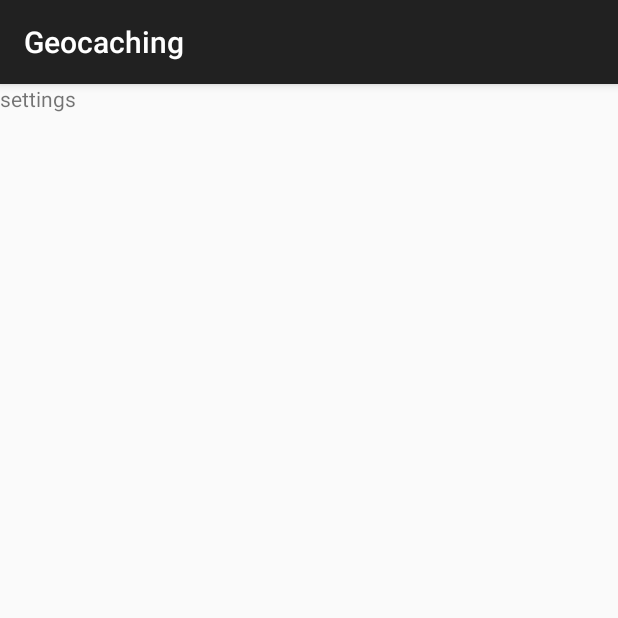
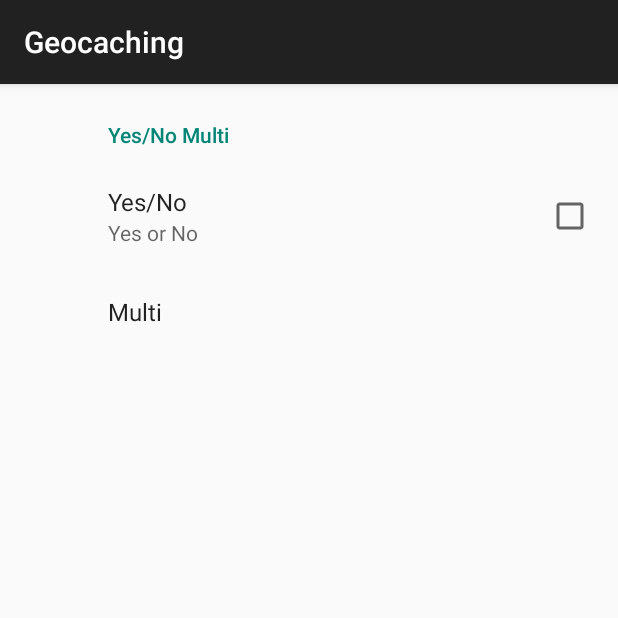
Before and after one commit to TechRetreat/learnathon, an Android app: the fragment SettingsFragment shown on its own in the app's theme, on a phone screen of 412 x 824 dp, the top half of it. Run offline under Robolectric (Android 15) with nearby library versions, the phone set to English and light mode, and no system bars; our stand-ins replace androidx.preference; 1 statement that could not run was skipped.

Commit message:
preferences

```diff
--- a/mobile/android/Geocaching/app/build.gradle
+++ b/mobile/android/Geocaching/app/build.gradle
@@ -22,6 +22,7 @@ android {
 dependencies {
     compile fileTree(dir: 'libs', include: ['*.jar'])
     compile 'com.android.support:appcompat-v7:23.1.1'
+    compile 'com.android.support:preference-v7:23.1.1'
     compile 'com.android.support:design:23.1.1'
-    compile 'com.google.code.gson:gson:2.2.+'
+    compile 'com.google.code.gson:gson:2.3'
 }
--- a/mobile/android/Geocaching/app/src/main/java/techretreat/jgzuke/geocaching/DataUtilities.java
+++ b/mobile/android/Geocaching/app/src/main/java/techretreat/jgzuke/geocaching/DataUtilities.java
@@ -10,6 +10,7 @@ import java.io.InputStream;
 public class DataUtilities <T> {
 
     public T getResponse(Context context, Class<T> type) {
+        //TODO: take in api call instead, run async
         try {
             InputStream is = context.getResources().openRawResource(R.raw.caches_found);
             int size = is.available();
--- a/mobile/android/Geocaching/app/src/main/java/techretreat/jgzuke/geocaching/SettingsPage/SettingsFragment.java
+++ b/mobile/android/Geocaching/app/src/main/java/techretreat/jgzuke/geocaching/SettingsPage/SettingsFragment.java
@@ -1,14 +1,11 @@
 package techretreat.jgzuke.geocaching.SettingsPage;
 
 import android.os.Bundle;
-import android.support.v4.app.Fragment;
-import android.view.LayoutInflater;
-import android.view.View;
-import android.view.ViewGroup;
+import android.support.v7.preference.PreferenceFragmentCompat;
 
 import techretreat.jgzuke.geocaching.R;
 
-public class SettingsFragment extends Fragment {
+public class SettingsFragment extends PreferenceFragmentCompat {
 
     private static final String KEY_USER_ID = "user_id";
 
@@ -26,11 +23,15 @@ public class SettingsFragment extends Fragment {
     }
 
     @Override
-    public View onCreateView(LayoutInflater inflater, ViewGroup container,
-                             Bundle savedInstanceState) {
+    public void onCreate(Bundle savedInstanceState) {
+        super.onCreate(savedInstanceState);
         userId = getArguments().getString(KEY_USER_ID);
-        View rootView = inflater.inflate(R.layout.fragment_settings, container, false);
 
-        return rootView;
+        addPreferencesFromResource(R.xml.preferences);
+    }
+
+    @Override
+    public void onCreatePreferences(Bundle bundle, String s) {
+
     }
 }
--- /dev/null
+++ b/mobile/android/Geocaching/app/src/main/res/values/arrays.xml
@@ -0,0 +1,16 @@
+<?xml version="1.0" encoding="utf-8"?>
+<resources>
+    <!-- Settings page Multi -->
+    <string-array name="settings_multi_options">
+        <item>One</item>
+        <item>Two</item>
+        <item>Three</item>
+    </string-array>
+
+    <!-- Settings page Multi -->
+    <string-array name="settings_multi_values">
+        <item>One</item>
+        <item>Two</item>
+        <item>Three</item>
+    </string-array>
+</resources>
--- a/mobile/android/Geocaching/app/src/main/res/values/strings.xml
+++ b/mobile/android/Geocaching/app/src/main/res/values/strings.xml
@@ -1,6 +1,20 @@
 <resources>
+    <!-- App name -->
     <string name="app_name">Geocaching</string>
+
+    <!-- Found page -->
     <string name="found">Found</string>
+
+    <!-- Map page -->
     <string name="map">Map</string>
+
+    <!-- Settings page -->
     <string name="settings">Settings</string>
+    <string name="yes_no_section_title">Yes/No Multi</string>
+    <string name="yes_no_title">Yes/No</string>
+    <string name="yes_no_description">Yes or No</string>
+    <string name="multi_title">Multi</string>
+    <string name="multi_dialog_title">Dialog</string>
+    <string name="multi_dialog_default">One</string>
+
 </resources>
--- /dev/null
+++ b/mobile/android/Geocaching/app/src/main/res/xml/preferences.xml
@@ -0,0 +1,20 @@
+<?xml version="1.0" encoding="utf-8"?>
+<PreferenceScreen xmlns:android="http://schemas.android.com/apk/res/android">
+    <PreferenceCategory
+        android:title="@string/yes_no_section_title"
+        android:key="yes_no_multi_settings">
+        <CheckBoxPreference
+            android:key="yes_no"
+            android:title="@string/yes_no_title"
+            android:summary="@string/yes_no_description"
+            android:defaultValue="false" />
+        <ListPreference
+            android:dependency="yes_no"
+            android:key="multiple_choice"
+            android:title="@string/multi_title"
+            android:dialogTitle="@string/multi_dialog_title"
+            android:entries="@array/settings_multi_options"
+            android:entryValues="@array/settings_multi_values"
+            android:defaultValue="@string/multi_dialog_default" />
+    </PreferenceCategory>
+</PreferenceScreen>
```
